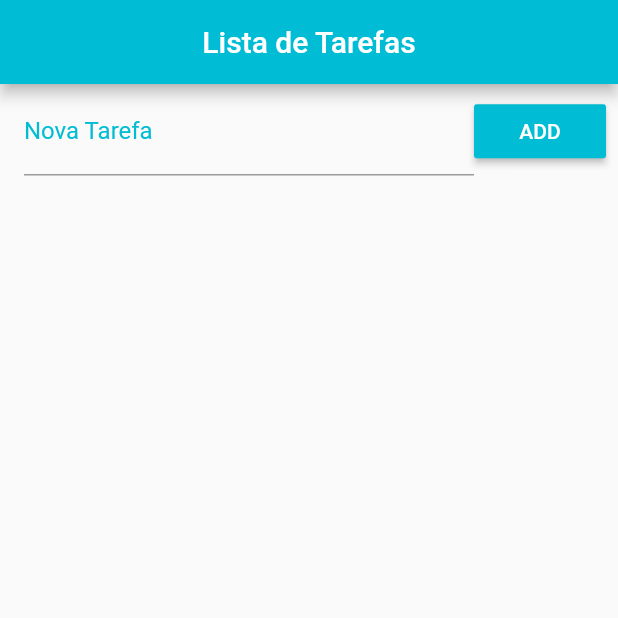
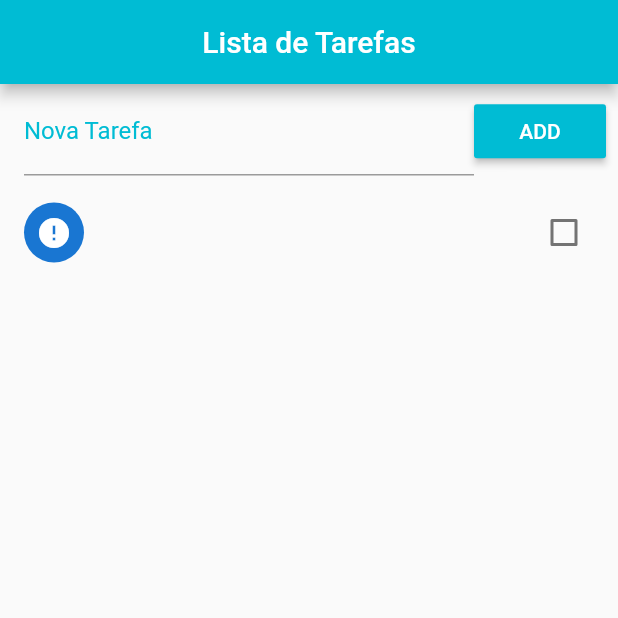
Before and after one commit to MayronSouza/lista_tarefas, a Flutter app: the screen it shows after launch, after a tap on "ADD", on a phone screen of 412 x 824 dp, the top half of it. Run offline on Flutter 3.47's test engine with Material 2 defaults, Android fonts, the phone set to English and light mode, and no system bars.

Commit message:
Inserindo tarefas na lista e salvando na memoria do device

```diff
--- a/lib/main.dart
+++ b/lib/main.dart
@@ -18,7 +18,32 @@ class Home extends StatefulWidget {
 }
 
 class _HomeState extends State<Home> {
-  List _todoList = [];
+  final _toDoController = TextEditingController();
+
+  List _toDoList = [];
+
+  @override
+  void initState() {
+    super.initState();
+
+    _readData().then((data) {
+      setState(() {
+        _toDoList = json.decode(data);
+      });
+    });
+  }
+
+  void _addToDo() {
+    setState(() {
+      Map<String, dynamic> newToDo = Map();
+      newToDo['title'] = _toDoController.text;
+      _toDoController.text = '';
+      newToDo['ok'] = false;
+      _toDoList.add(newToDo);
+
+      _saveData();
+    });
+  }
 
   @override
   Widget build(BuildContext context) {
@@ -36,6 +61,7 @@ class _HomeState extends State<Home> {
               children: <Widget>[
                 Expanded(
                   child: TextField(
+                    controller: _toDoController,
                     decoration: InputDecoration(
                       labelText: 'Nova Tarefa',
                       labelStyle: TextStyle(color: Colors.cyan),
@@ -43,12 +69,33 @@ class _HomeState extends State<Home> {
                   ),
                 ),
                 RaisedButton(
-                  onPressed: () {},
+                  onPressed: _addToDo,
                   color: Colors.cyan,
                   child: Text('ADD'),
                   textColor: Colors.white,
                 )
               ],
+            ),
+          ),
+          Expanded(
+            child: ListView.builder(
+              padding: EdgeInsets.only(top: 8.0),
+              itemCount: _toDoList.length,
+              itemBuilder: (context, index) {
+                return CheckboxListTile(
+                  title: Text(_toDoList[index]['title']),
+                  value: (_toDoList[index]['ok']),
+                  secondary: CircleAvatar(
+                    child: Icon(
+                        _toDoList[index]['ok'] ? Icons.check : Icons.error),
+                  ),
+                  onChanged: (checked) {
+                    setState(() {
+                      _toDoList[index]['ok'] = checked;
+                    });
+                  },
+                );
+              },
             ),
           ),
         ],
@@ -64,7 +111,7 @@ class _HomeState extends State<Home> {
 
   // Função que salva no arquivo
   Future<File> _saveData() async {
-    String data = json.encode(_todoList);
+    String data = json.encode(_toDoList);
     final file = await _getFile();
 
     return file.writeAsString(data);
@@ -75,7 +122,7 @@ class _HomeState extends State<Home> {
     try {
       final file = await _getFile();
 
-      file.readAsString();
+      return file.readAsString();
     } catch (e) {
       return 'Error: $e';
     }
```
